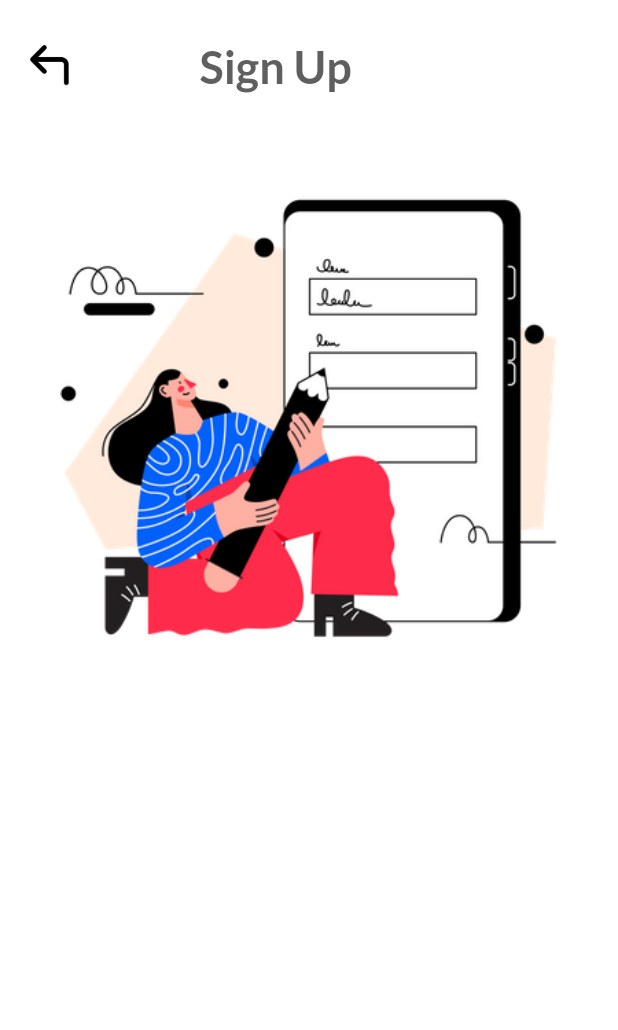
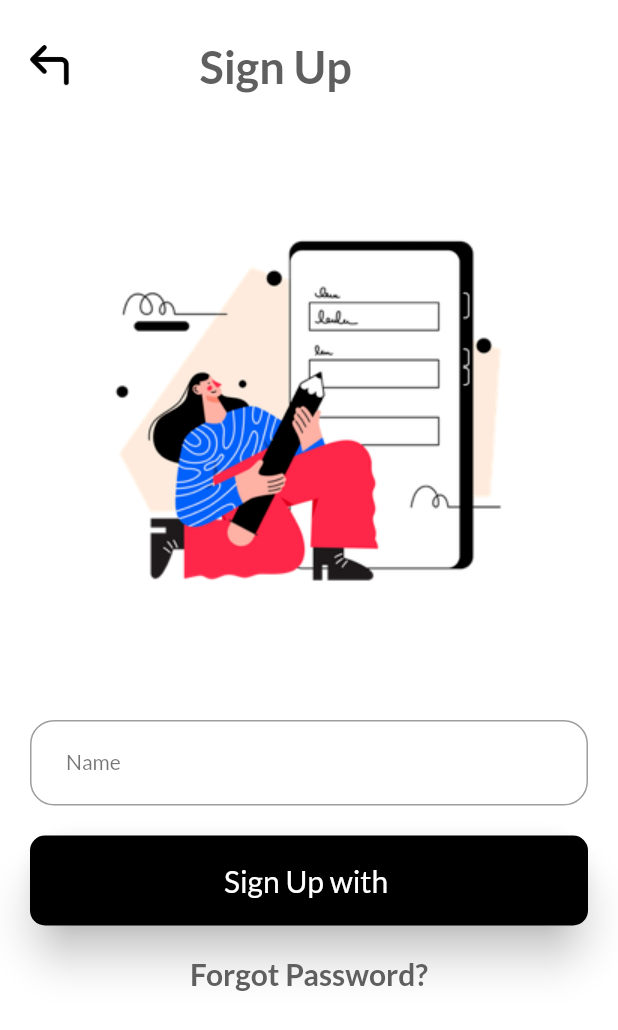
Before and after one commit to Blockchain-Research-Lab-Trainees/BRL-Task-1, a Flutter app: the SignUp screen opened directly, on a phone screen of 412 x 824 dp. Shown: the top 1030 px of the screen. Run offline on Flutter 3.47's test engine with Material 2 defaults, Android fonts, the phone set to English and light mode, and no system bars; our stand-ins replace google_fonts.

Commit message:
In mid of Sign Up Screen

```diff
--- a/lib/screens/signup_screen.dart
+++ b/lib/screens/signup_screen.dart
@@ -1,4 +1,6 @@
 import 'package:flutter/material.dart';
+import 'package:trainee_login/screens/forgot_password_screen.dart';
+import 'package:trainee_login/screens/home_screen.dart';
 
 class SignUp extends StatelessWidget {
   const SignUp({super.key});
@@ -47,24 +49,204 @@ class SignUp extends StatelessWidget {
                 ),
               ],
             ),
-              const SizedBox(
-                height: 5,
-              ),
             SizedBox(
               width: double.infinity,
               child: Image.asset(
                 'assets/images/img7.png',
+
                 fit: BoxFit.scaleDown,
-                  width: 300,
+                //width: 300,
               ),
             ),
-              const SizedBox(
-                height: 20,
+
+            const MySignUpButton(
+              hintText: 'Enter your Name',
+              inputType: TextInputType.name,
+              labelText2: 'Name',
+            ),
+
+            Padding(
+              padding: const EdgeInsets.all(20),
+              child: Container(
+                height: 60,
+                decoration: BoxDecoration(
+                  borderRadius: BorderRadius.circular(10),
+                  color: Colors.white,
+                ),
+                child: Row(
+                  children: [
+                    Expanded(
+                      child: SignUpXd(
+                        buttonName: 'Sign Up with ',
+                        onTap: () {
+                          Navigator.push(
+                            context,
+                            MaterialPageRoute(
+                              builder: (context) => const HomeScreenPage(
+                                title: 'homescreen',
+                              ),
+                            ),
+                          );
+                        },
+                        bgColor: Colors.black,
+                        textColor: Colors.white,
+                      ),
+                    ),
+
+                    // Padding(
+                    //   padding: const EdgeInsets.symmetric(
+                    //       horizontal: 8.0),
+                    //   child: Image.asset(
+                    //     'assets/images/google.png',
+                    //     width: 24,
+                    //     height: 24,
+                    //   ),
+                    // ),
+                  ],
+                ),
+              ),
+            ),
+
+            // Padding(
+            //   padding: const EdgeInsets.all(20),
+            //   child: Container(
+            //     height: 60,
+            //     decoration: BoxDecoration(
+            //       borderRadius: BorderRadius.circular(10),
+            //       color: Colors.white,
+            //     ),
+            //     child: Row(
+            //       children: [
+
+            //         Expanded(
+            //           child: SignUpXd(
+            //             buttonName: 'Sign Up with ',
+            //             onTap: () {
+            //               Navigator.push(
+            //                 context,
+            //                 MaterialPageRoute(
+            //                   builder: (context) => const HomeScreenPage(
+            //                     title: 'homescreen',
+            //                   ),
+            //                 ),
+            //               );
+            //             },
+
+            //             bgColor: Colors.black,
+            //             textColor: Colors.white,
+            //           ),
+            //         ),
+            //       ],
+            //     ),
+            //   ),
+            // ),
+
+            GestureDetector(
+              onTap: () {
+                Navigator.push(
+                  context,
+                  MaterialPageRoute(
+                    builder: (context) => const ForgotPassword(),
+                  ),
+                );
+              },
+              child: const Text(
+                'Forgot Password?',
+                style: TextStyle(
+                  color: Color.fromARGB(255, 95, 95, 95),
+                  fontSize: 20,
+                  fontWeight: FontWeight.bold,
+                ),
+              ),
             ),
           ],
         ),
+      )),
+    );
+  }
+}
+
+// MytextField Widget
+
+class MySignUpButton extends StatelessWidget {
+  const MySignUpButton({
+    super.key,
+    required this.hintText,
+    required this.inputType,
+    required this.labelText2,
+  });
+
+  final String hintText;
+  final TextInputType inputType;
+  final String labelText2;
+
+  @override
+  Widget build(BuildContext context) {
+    return Padding(
+      padding: const EdgeInsets.symmetric(horizontal: 20),
+      child: TextField(
+        keyboardType: inputType,
+        textInputAction: TextInputAction.next,
+        textCapitalization: TextCapitalization.words,
+        decoration: InputDecoration(
+          contentPadding: const EdgeInsets.all(20),
+          hintText: hintText,
+          hintStyle: const TextStyle(color: Colors.grey),
+          enabledBorder: const OutlineInputBorder(
+            borderSide: BorderSide(color: Colors.grey, width: 1),
+            borderRadius: BorderRadius.all(Radius.circular(16)),
+          ),
+          focusedBorder: const OutlineInputBorder(
+            borderSide: BorderSide(color: Colors.grey, width: 1),
+            borderRadius: BorderRadius.all(Radius.circular(16)),
+          ),
+          labelText: labelText2,
+          labelStyle: const TextStyle(color: Colors.black54),
         ),
       ),
     );
   }
 }
+
+// Login Widget
+
+class SignUpXd extends StatelessWidget {
+  const SignUpXd({
+    Key? key,
+    required this.buttonName,
+    required this.onTap,
+    required this.bgColor,
+    required this.textColor,
+  }) : super(key: key);
+
+  final String buttonName;
+  final VoidCallback onTap;
+  final Color bgColor;
+  final Color textColor;
+
+  @override
+  Widget build(BuildContext context) {
+    return Container(
+      height: 60,
+      width: double.infinity,
+      decoration: BoxDecoration(
+        borderRadius: BorderRadius.circular(10),
+        color: bgColor,
+      ),
+      child: TextButton(
+        style: ButtonStyle(
+          elevation: MaterialStateProperty.all(12),
+          shadowColor: MaterialStateProperty.all(Colors.black),
+          overlayColor: MaterialStateProperty.resolveWith(
+            (states) => Colors.transparent,
+          ),
+        ),
+        onPressed: onTap,
+        child: Text(
+          buttonName,
+          style: TextStyle(fontSize: 20, color: textColor),
+        ),
+      ),
+    );
+  }
+}
--- a/pubspec.yaml
+++ b/pubspec.yaml
@@ -70,6 +70,7 @@ flutter:
     - assets/images/img6.png
     - assets/images/img7.png
     - assets/images/img8.png
+    - assets/images/google.png
 
   # An image asset can refer to one or more resolution-specific "variants", see
   # https://flutter.dev/assets-and-images/#resolution-aware
```
Also changed, not shown: assets/images/google.png (added), assets/images/img7.png. Lines whose indentation alone changed are shown as unchanged.
